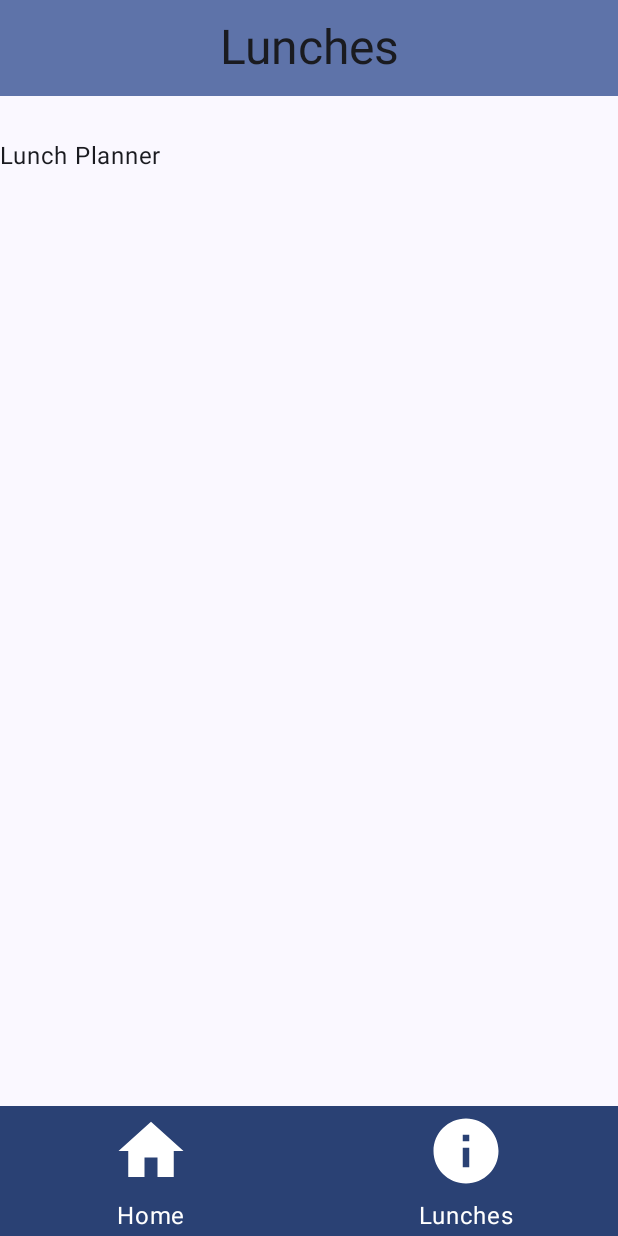
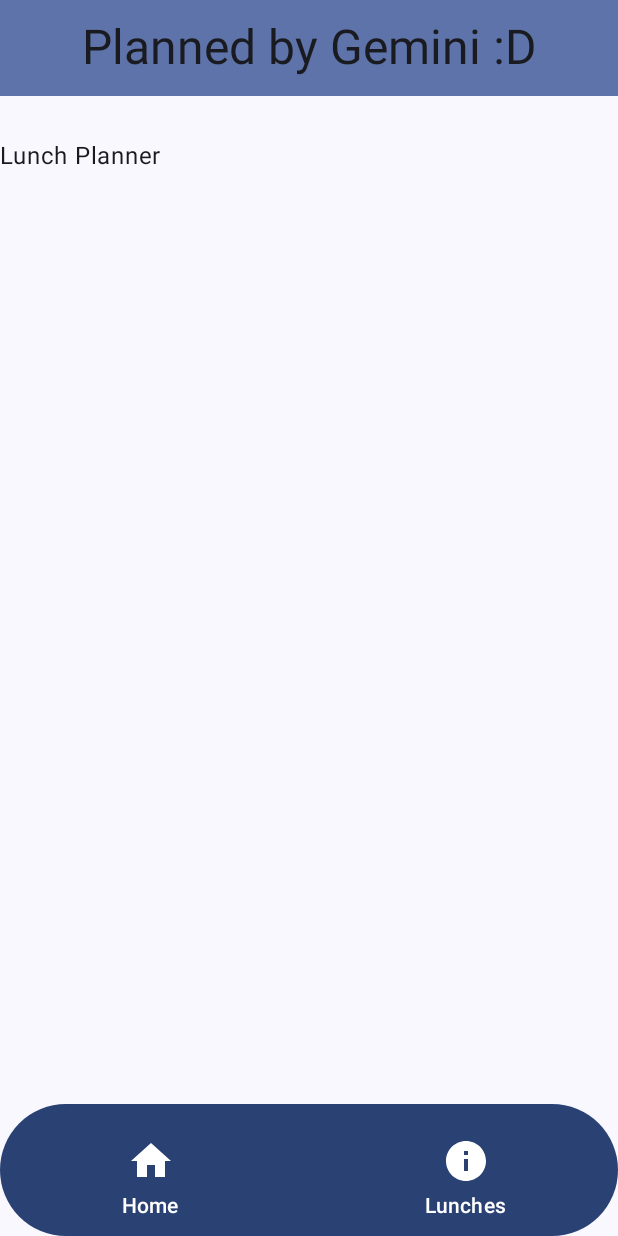
Before and after one commit to teodoradriann/GemiChef, an Android app built with Jetpack Compose: the screen it shows after launch (MainActivity), item 2 of the bottom bar chosen, on a phone screen of 412 x 824 dp. Run offline under Robolectric (Android 15) with nearby library versions, the phone set to English and light mode, and no system bars.

Commit message:
refined the main UI a bit

```diff
--- a/app/src/main/java/com/example/gemichef/views/EnterInfoScreen.kt
+++ b/app/src/main/java/com/example/gemichef/views/EnterInfoScreen.kt
@@ -34,6 +34,7 @@ fun EnterInfo(
     Column {
         Card(
             elevation = CardDefaults.cardElevation(defaultElevation = 16.dp),
+            border = CardDefaults.outlinedCardBorder(),
             modifier = modifier.padding(horizontal = 16.dp)
         ) {
             Column(
--- a/app/src/main/java/com/example/gemichef/views/MainScreen.kt
+++ b/app/src/main/java/com/example/gemichef/views/MainScreen.kt
@@ -3,6 +3,7 @@ package com.example.gemichef.views
 import androidx.annotation.StringRes
 import androidx.compose.animation.AnimatedContentTransitionScope
 import androidx.compose.animation.core.tween
+import androidx.compose.foundation.layout.Arrangement
 import androidx.compose.foundation.layout.Column
 import androidx.compose.foundation.layout.Spacer
 import androidx.compose.foundation.layout.height
@@ -29,7 +30,7 @@ import com.example.gemichef.views.ui.elements.GeminiButton
 import com.example.gemichef.views.ui.elements.TopBar
 
 enum class Screens(@StringRes val title: Int){
-    MainScreen(title = R.string.app_name),
+    MainScreen(title = R.string.main_screen),
     LunchPlannerScreen(title = R.string.lunch_planner)
 }
 
@@ -44,7 +45,7 @@ fun MainScreen(
         navStack.value?.destination?.route ?: Screens.MainScreen.name
     )
     Scaffold(
-        topBar = { TopBar(currentScreen) },
+        topBar = { TopBar(currentScreen)},
         bottomBar = { BottomBar(navController, modifier) }
     ) { padding ->
 
@@ -71,8 +72,11 @@ fun MainScreen(
                 }
             ) {
                 Column (
-                    horizontalAlignment = Alignment.CenterHorizontally
+                    horizontalAlignment = Alignment.CenterHorizontally,
+                    verticalArrangement = Arrangement.Center
+
                 ){
+                    Spacer(modifier.padding(16.dp))
                     EnterInfo(
                         age = uiState.age ?: 0,
                         weight = uiState.weight ?: 70,
--- a/app/src/main/java/com/example/gemichef/views/ui/elements/BottomBar.kt
+++ b/app/src/main/java/com/example/gemichef/views/ui/elements/BottomBar.kt
@@ -1,6 +1,9 @@
 package com.example.gemichef.views.ui.elements
 
+import androidx.compose.foundation.layout.height
+import androidx.compose.foundation.layout.offset
 import androidx.compose.foundation.layout.size
+import androidx.compose.foundation.shape.RoundedCornerShape
 import androidx.compose.material.icons.Icons
 import androidx.compose.material.icons.filled.Home
 import androidx.compose.material.icons.filled.Info
@@ -11,6 +14,8 @@ import androidx.compose.material3.NavigationBarItem
 import androidx.compose.material3.Text
 import androidx.compose.runtime.Composable
 import androidx.compose.ui.Modifier
+import androidx.compose.ui.draw.clip
+import androidx.compose.ui.graphics.vector.ImageVector
 import androidx.compose.ui.res.stringResource
 import androidx.compose.ui.tooling.preview.Preview
 import androidx.compose.ui.unit.dp
@@ -27,8 +32,10 @@ fun BottomBar(
 ) {
     NavigationBar(
         containerColor = MaterialTheme.colorScheme.primary,
-        contentColor = MaterialTheme.colorScheme.onBackground,
+        contentColor = MaterialTheme.colorScheme.onPrimary,
         modifier = modifier
+            .clip(RoundedCornerShape(60.dp))
+            .height(88.dp)
     ) {
         NavigationBarItem(
             icon = {
@@ -36,20 +43,22 @@ fun BottomBar(
                     imageVector = Icons.Default.Home,
                     contentDescription = "Home",
                     tint = MaterialTheme.colorScheme.onPrimary,
-                    modifier = Modifier.size(52.dp)
+                    modifier = Modifier.size(32.dp)
                 )
             },
             label = { Text(
                 stringResource(R.string.home),
-                style = MaterialTheme.typography.bodyLarge,
-                color = MaterialTheme.colorScheme.onPrimary)},
+                style = MaterialTheme.typography.labelLarge,
+                color = MaterialTheme.colorScheme.onPrimary,
+                modifier = modifier.offset(y = (-4).dp))},
             selected = false,
             onClick = {
                 val currentRoute = navController.currentBackStackEntry?.destination?.route
                 if (currentRoute != Screens.MainScreen.name) {
                     navController.navigate(Screens.MainScreen.name)
                 }
-            }
+            },
+            modifier = modifier.offset(y = 8.dp)
         )
         NavigationBarItem(
             icon = {
@@ -57,13 +66,14 @@ fun BottomBar(
                     imageVector = Icons.Default.Info,
                     contentDescription = "lunches",
                     tint = MaterialTheme.colorScheme.onPrimary,
-                    modifier = Modifier.size(52.dp)
+                    modifier = Modifier.size(32.dp)
                 )
             },
             label = {
                 Text(stringResource(R.string.lunches),
-                    style = MaterialTheme.typography.bodyLarge,
-                    color = MaterialTheme.colorScheme.onPrimary)
+                    style = MaterialTheme.typography.labelLarge,
+                    color = MaterialTheme.colorScheme.onPrimary,
+                    modifier = modifier.offset(y = (-4).dp))
             },
             selected = false,
             onClick = {
@@ -71,7 +81,8 @@ fun BottomBar(
                 if (currentRoute != Screens.LunchPlannerScreen.name) {
                     navController.navigate(Screens.LunchPlannerScreen.name)
                 }
-            }
+            },
+            modifier = modifier.offset(y = 8.dp)
         )
     }
 }
--- a/app/src/main/res/values/strings.xml
+++ b/app/src/main/res/values/strings.xml
@@ -1,6 +1,7 @@
 <resources>
-    <string name="app_name">Gemini Cooks</string>
-    <string name="lunch_planner">Lunches</string>
+    <string name="app_name">GemiChef</string>
+    <string name="main_screen">Gemini says Hello!</string>
+    <string name="lunch_planner">Planned by Gemini :D</string>
     <string name="age">Age</string>
     <string name="enter_age">Enter your age</string>
     <string name="male">Male</string>
```
